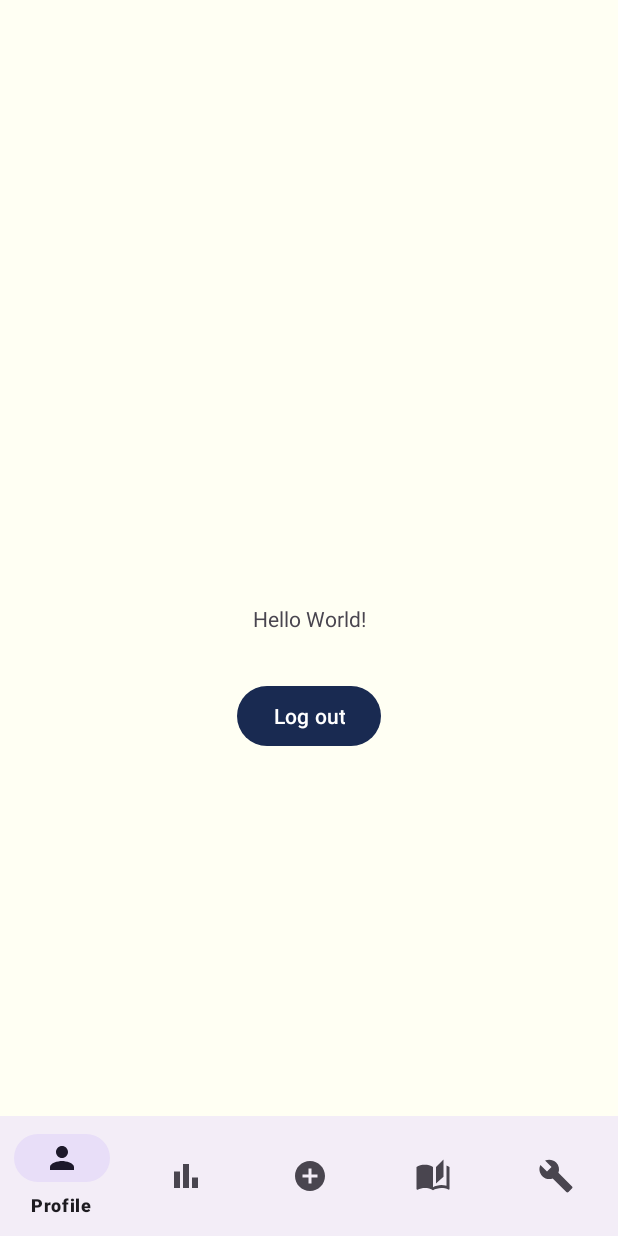
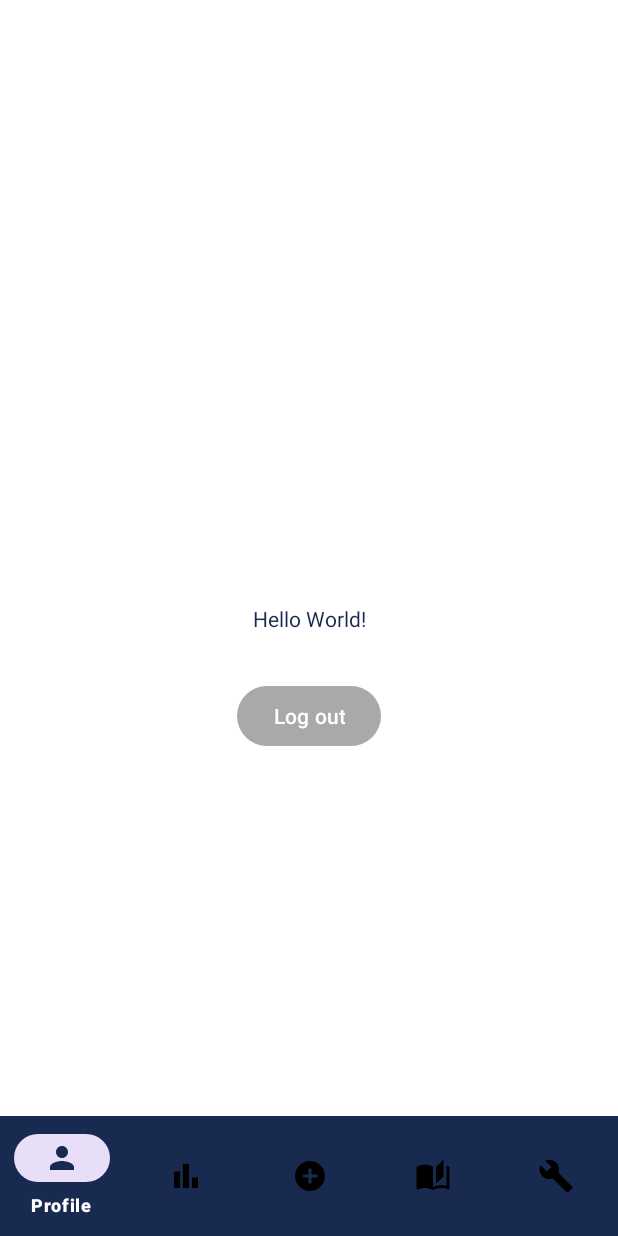
Before and after one commit to simonexlue/QuenchQuest, an Android app: the screen it shows after launch once a user with an empty profile is signed in (MainActivity), on a phone screen of 412 x 824 dp. Run offline under Robolectric (Android 15) with nearby library versions, the phone set to English and light mode, and no system bars; our stand-ins replace Firebase (no records; nobody signed in at launch, a user with empty details on screens opened directly).

Commit message:
Colors added

```diff
--- a/app/src/main/java/com/example/quenchquest/LoginAndRegister/Login.java
+++ b/app/src/main/java/com/example/quenchquest/LoginAndRegister/Login.java
@@ -50,6 +50,7 @@ public class Login extends AppCompatActivity {
         buttonLogin = findViewById(R.id.buttonLogin);
         goToRegister = findViewById(R.id.goToRegister);
 
+
         goToRegister.setOnClickListener(new View.OnClickListener() {
             @Override
             public void onClick(View view) {
--- /dev/null
+++ b/app/src/main/res/color/icon_color.xml
@@ -0,0 +1,5 @@
+<?xml version="1.0" encoding="utf-8"?>
+<selector xmlns:android="http://schemas.android.com/apk/res/android">
+    <item android:color="@color/dark_blue" android:state_checked="true"/>
+    <item android:color="@color/black" android:state_checked="false"/>
+</selector>
--- a/app/src/main/res/drawable/add.xml
+++ b/app/src/main/res/drawable/add.xml
@@ -1,4 +1,4 @@
-<vector android:height="24dp" android:tint="#000000"
+<vector android:height="24dp"
     android:viewportHeight="24" android:viewportWidth="24"
     android:width="24dp" xmlns:android="http://schemas.android.com/apk/res/android">
     <path android:fillColor="@android:color/white" android:pathData="M12,2C6.48,2 2,6.48 2,12s4.48,10 10,10 10,-4.48 10,-10S17.52,2 12,2zM17,13h-4v4h-2v-4L7,13v-2h4L11,7h2v4h4v2z"/>
--- a/app/src/main/res/drawable/learn.xml
+++ b/app/src/main/res/drawable/learn.xml
@@ -1,4 +1,4 @@
-<vector android:height="24dp" android:tint="#000000"
+<vector android:height="24dp" android:tint="@color/white"
     android:viewportHeight="24" android:viewportWidth="24"
     android:width="24dp" xmlns:android="http://schemas.android.com/apk/res/android">
     <path android:fillColor="@android:color/white" android:pathData="M19,1l-5,5v11l5,-4.5L19,1zM1,6v14.65c0,0.25 0.25,0.5 0.5,0.5 0.1,0 0.15,-0.05 0.25,-0.05C3.1,20.45 5.05,20 6.5,20c1.95,0 4.05,0.4 5.5,1.5L12,6c-1.45,-1.1 -3.55,-1.5 -5.5,-1.5S2.45,4.9 1,6zM23,19.5L23,6c-0.6,-0.45 -1.25,-0.75 -2,-1v13.5c-1.1,-0.35 -2.3,-0.5 -3.5,-0.5 -1.7,0 -4.15,0.65 -5.5,1.5v2c1.35,-0.85 3.8,-1.5 5.5,-1.5 1.65,0 3.35,0.3 4.75,1.05 0.1,0.05 0.15,0.05 0.25,0.05 0.25,0 0.5,-0.25 0.5,-0.5v-1.1z"/>
--- a/app/src/main/res/drawable/person.xml
+++ b/app/src/main/res/drawable/person.xml
@@ -1,5 +1,7 @@
-<vector android:height="24dp" android:tint="#000000"
+<vector android:height="24dp" android:tint="@color/white"
     android:viewportHeight="24" android:viewportWidth="24"
     android:width="24dp" xmlns:android="http://schemas.android.com/apk/res/android">
-    <path android:fillColor="@android:color/white" android:pathData="M12,12c2.21,0 4,-1.79 4,-4s-1.79,-4 -4,-4 -4,1.79 -4,4 1.79,4 4,4zM12,14c-2.67,0 -8,1.34 -8,4v2h16v-2c0,-2.66 -5.33,-4 -8,-4z"/>
+    <path android:fillColor="@color/dark_blue"
+          android:pathData="M12,12c2.21,0 4,-1.79 4,-4s-1.79,-4 -4,-4 -4,1.79 -4,4 1.79,4 4,4zM12,14c-2.67,0 -8,1.34 -8,4v2h16v-2c0,-2.66 -5.33,-4 -8,-4z"/>
+
 </vector>
--- a/app/src/main/res/drawable/settings.xml
+++ b/app/src/main/res/drawable/settings.xml
@@ -1,4 +1,4 @@
-<vector android:height="24dp" android:tint="#000000"
+<vector android:height="24dp" android:tint="@color/white"
     android:viewportHeight="24" android:viewportWidth="24"
     android:width="24dp" xmlns:android="http://schemas.android.com/apk/res/android">
     <path android:fillColor="@android:color/white" android:pathData="M22.7,19l-9.1,-9.1c0.9,-2.3 0.4,-5 -1.5,-6.9 -2,-2 -5,-2.4 -7.4,-1.3L9,6 6,9 1.6,4.7C0.4,7.1 0.9,10.1 2.9,12.1c1.9,1.9 4.6,2.4 6.9,1.5l9.1,9.1c0.4,0.4 1,0.4 1.4,0l2.3,-2.3c0.5,-0.4 0.5,-1.1 0.1,-1.4z"/>
--- a/app/src/main/res/drawable/stats.xml
+++ b/app/src/main/res/drawable/stats.xml
@@ -1,4 +1,4 @@
-<vector android:height="24dp" android:tint="#000000"
+<vector android:height="24dp" android:tint="@color/white"
     android:viewportHeight="24" android:viewportWidth="24"
     android:width="24dp" xmlns:android="http://schemas.android.com/apk/res/android">
     <path android:fillColor="@android:color/white" android:pathData="M4,9h4v11h-4z"/>
--- a/app/src/main/res/layout/activity_main.xml
+++ b/app/src/main/res/layout/activity_main.xml
@@ -11,6 +11,7 @@
         android:id="@+id/frame_layout"
         android:layout_width="0dp"
         android:layout_height="0dp"
+        android:background="@color/white"
         app:layout_constraintBottom_toTopOf="@+id/bottomNavigationView"
         app:layout_constraintEnd_toEndOf="parent"
         app:layout_constraintStart_toStartOf="parent"
@@ -22,10 +23,12 @@
         android:layout_width="wrap_content"
         android:layout_height="wrap_content"
         android:text="Hello World!"
+        android:textColor="@color/dark_blue"
         app:layout_constraintBottom_toBottomOf="parent"
         app:layout_constraintEnd_toEndOf="parent"
         app:layout_constraintStart_toStartOf="parent"
-        app:layout_constraintTop_toTopOf="parent" />
+        app:layout_constraintTop_toTopOf="parent"
+        tools:ignore="TextContrastCheck" />
 
     <Button
         android:id="@+id/button"
@@ -41,6 +44,10 @@
         android:id="@+id/bottomNavigationView"
         android:layout_width="match_parent"
         android:layout_height="wrap_content"
+        app:itemBackground="@color/dark_blue"
+        app:itemIconTint="@color/icon_color"
+        app:itemTextColor="@color/white"
+        app:labelVisibilityMode="auto"
         app:layout_constraintBottom_toBottomOf="parent"
         app:layout_constraintEnd_toEndOf="parent"
         app:layout_constraintStart_toStartOf="parent"
--- a/app/src/main/res/menu/bottom_nav_menu.xml
+++ b/app/src/main/res/menu/bottom_nav_menu.xml
@@ -6,7 +6,8 @@
         android:layout_width="wrap_content"
         android:layout_height="wrap_content"
         android:title="@string/txtProfile"
-        android:icon="@drawable/person"/>
+        android:icon="@drawable/person"
+        />
     <item
         android:id="@+id/stats"
         android:layout_width="wrap_content"
@@ -18,7 +19,8 @@
         android:layout_width="wrap_content"
         android:layout_height="wrap_content"
         android:title="@string/txtAdd"
-        android:icon="@drawable/add"/>
+        android:icon="@drawable/add"
+        />
     <item
         android:id="@+id/learn"
         android:layout_width="wrap_content"
--- a/app/src/main/res/values/colors.xml
+++ b/app/src/main/res/values/colors.xml
@@ -5,4 +5,8 @@
 c   <color name="dark_blue">#192A51</color>
     <color name="ivory">#FFFFF3</color>
     <color name="blue">#4E8098</color>
+    <color name="eggshell">#F4F1DE</color>
+    <color name="zomp">#61988E</color>
+    <color name="grey">#D3D3D3</color>
+    <color name="dark_grey">#A9A9A9</color>
 </resources>
--- a/app/src/main/res/values/themes.xml
+++ b/app/src/main/res/values/themes.xml
@@ -2,8 +2,12 @@
     <!-- Base application theme. -->
     <style name="Base.Theme.QuenchQuest" parent="Theme.Material3.DayNight.NoActionBar">
         <!-- Customize your light theme here. -->
-         <item name="colorPrimary">@color/dark_blue</item>
+        <item name="colorPrimary">@color/dark_grey</item>
+        <item name="android:textColor">@color/eggshell</item>
     </style>
 
     <style name="Theme.QuenchQuest" parent="Base.Theme.QuenchQuest" />
+    <style name="BottomNavThem" parent="Theme.MaterialComponents.Light.NoActionBar">
+        <item name="colorPrimary">@color/dark_blue</item>
+    </style>
 </resources>
```
Also changed, not shown: app/build.gradle (+16 -0 lines), app/src/main/res/drawable/rounded_edittext.xml (added, +7 -0 lines), app/src/main/res/layout/activity_login.xml (+17 -1 lines), app/src/main/res/layout/activity_register.xml (+13 -0 lines).
